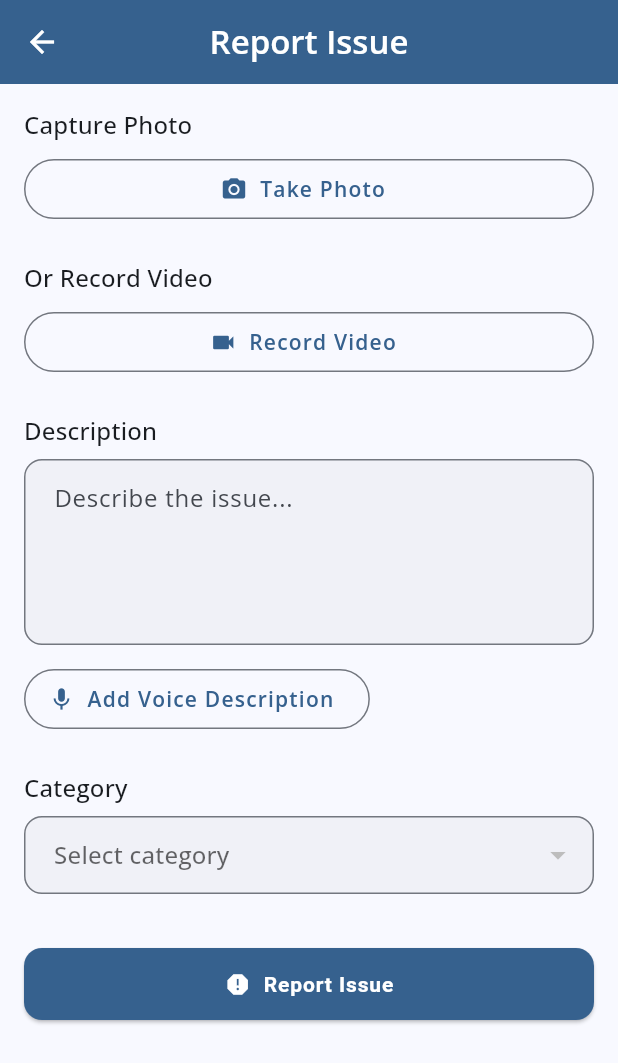
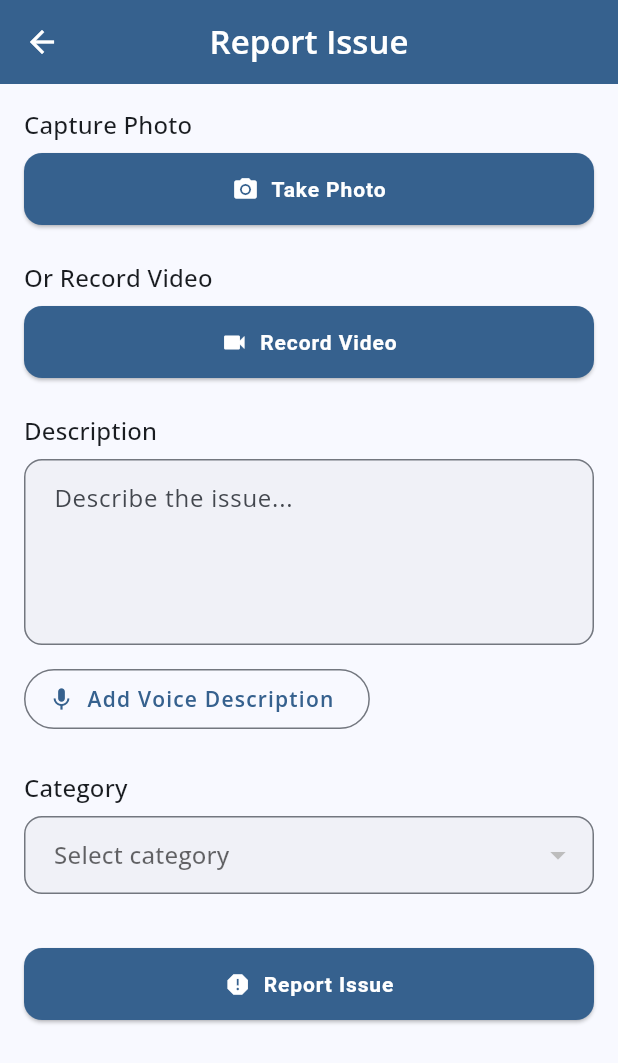
Before and after one commit to suraj-saw/civic_connect, a Flutter app: the ReportIssuePage screen opened by its route, on a phone screen of 412 x 824 dp. Shown: the top 1063 px of the screen. Run offline on Flutter 3.47's test engine with Material 3 defaults, Android fonts, the phone set to English and light mode, and no system bars; our stand-ins replace cloud_firestore, firebase_auth, firebase_core, geolocator, get, google_fonts and 4 more; missing offline and left inert: record; accounts and stored records are empty.

Commit message:
video module added

```diff
--- a/lib/src/pages/report_issue/report_issue_page.dart
+++ b/lib/src/pages/report_issue/report_issue_page.dart
@@ -1,6 +1,7 @@
+
+
 import 'dart:io';
 
-import 'package:camera/camera.dart';
 import 'package:firebase_auth/firebase_auth.dart';
 import 'package:flutter/material.dart';
 import 'package:get/get.dart';
@@ -44,15 +45,14 @@ class ReportIssuePage extends StatelessWidget {
                 if (image == null) {
                   return SizedBox(
                     width: double.infinity,
-                    child: OutlinedButton.icon(
+                    child: ElevatedButton.icon(
                       icon: const Icon(Icons.camera_alt),
                       label: const Text("Take Photo"),
                       onPressed: () async {
-                        final allowed =
-                        await permissionController.requestCamera();
+                        final allowed = await permissionController.requestCamera();
                         if (!allowed) return;
 
-                        await issueController.pickFromCamera();
+                        await issueController.capturePhoto();
                       },
                     ),
                   );
@@ -64,7 +64,7 @@ class ReportIssuePage extends StatelessWidget {
                       borderRadius: BorderRadius.circular(12),
                       child: Image.file(
                         image,
-                        height: 180,
+                        height: 200,
                         width: double.infinity,
                         fit: BoxFit.cover,
                       ),
@@ -75,8 +75,7 @@ class ReportIssuePage extends StatelessWidget {
                       child: CircleAvatar(
                         backgroundColor: Colors.black54,
                         child: IconButton(
-                          icon:
-                          const Icon(Icons.close, color: Colors.white),
+                          icon: const Icon(Icons.close, color: Colors.white),
                           onPressed: issueController.removeImage,
                         ),
                       ),
@@ -97,56 +96,26 @@ class ReportIssuePage extends StatelessWidget {
 
               Obx(() {
                 final File? video = issueController.recordedVideo.value;
-                final isRecording = issueController.isRecordingVideo.value;
-                final cameraController = issueController.cameraController.value;
 
-                // Show camera preview while recording
-                if (isRecording && cameraController != null) {
-                  return Column(
-                    children: [
-                      ClipRRect(
-                        borderRadius: BorderRadius.circular(12),
-                        child: AspectRatio(
-                          aspectRatio: cameraController.value.aspectRatio,
-                          child: CameraPreview(cameraController),
-                        ),
-                      ),
-                      const SizedBox(height: 12),
-                      ElevatedButton.icon(
-                        icon: const Icon(Icons.stop, color: Colors.white),
-                        label: const Text("Stop Recording"),
-                        style: ElevatedButton.styleFrom(
-                          backgroundColor: Colors.red,
-                          minimumSize: const Size(double.infinity, 50),
-                        ),
-                        onPressed: issueController.stopVideoRecording,
-                      ),
-                    ],
+                if (video == null) {
+                  return SizedBox(
+                    width: double.infinity,
+                    child: ElevatedButton.icon(
+                      icon: const Icon(Icons.videocam),
+                      label: const Text("Record Video"),
+                      onPressed: () async {
+                        final allowed = await permissionController.requestCamera();
+                        if (!allowed) return;
+
+                        await issueController.captureVideo();
+                      },
+                    ),
                   );
                 }
 
-                // Show video preview if recorded
-                if (video != null) {
-                  return VideoPreviewWidget(
-                    videoFile: video,
-                    onRemove: issueController.removeVideo,
-                  );
-                }
-
-                // Show record button
-                return SizedBox(
-                  width: double.infinity,
-                  child: OutlinedButton.icon(
-                    icon: const Icon(Icons.videocam),
-                    label: const Text("Record Video"),
-                    onPressed: () async {
-                      final allowed =
-                      await permissionController.requestCamera();
-                      if (!allowed) return;
-
-                      await issueController.startVideoRecording();
-                    },
-                  ),
+                return VideoPreviewWidget(
+                  videoFile: video,
+                  onRemove: issueController.removeVideo,
                 );
               }),
 
@@ -200,8 +169,7 @@ class ReportIssuePage extends StatelessWidget {
                         : "Add Voice Description",
                   ),
                   onPressed: () async {
-                    final allowed =
-                    await permissionController.requestMic();
+                    final allowed = await permissionController.requestMic();
                     if (!allowed) return;
 
                     if (isRecording) {
@@ -249,8 +217,7 @@ class ReportIssuePage extends StatelessWidget {
                   )
                       .toList(),
                   onChanged: (value) {
-                    issueController.selectedCategoryId.value =
-                        value ?? '';
+                    issueController.selectedCategoryId.value = value ?? '';
                   },
                 );
               }),
```
Also changed, not shown: lib/src/controllers/report_issue/report_issue_controller.dart (+22 -72 lines).
